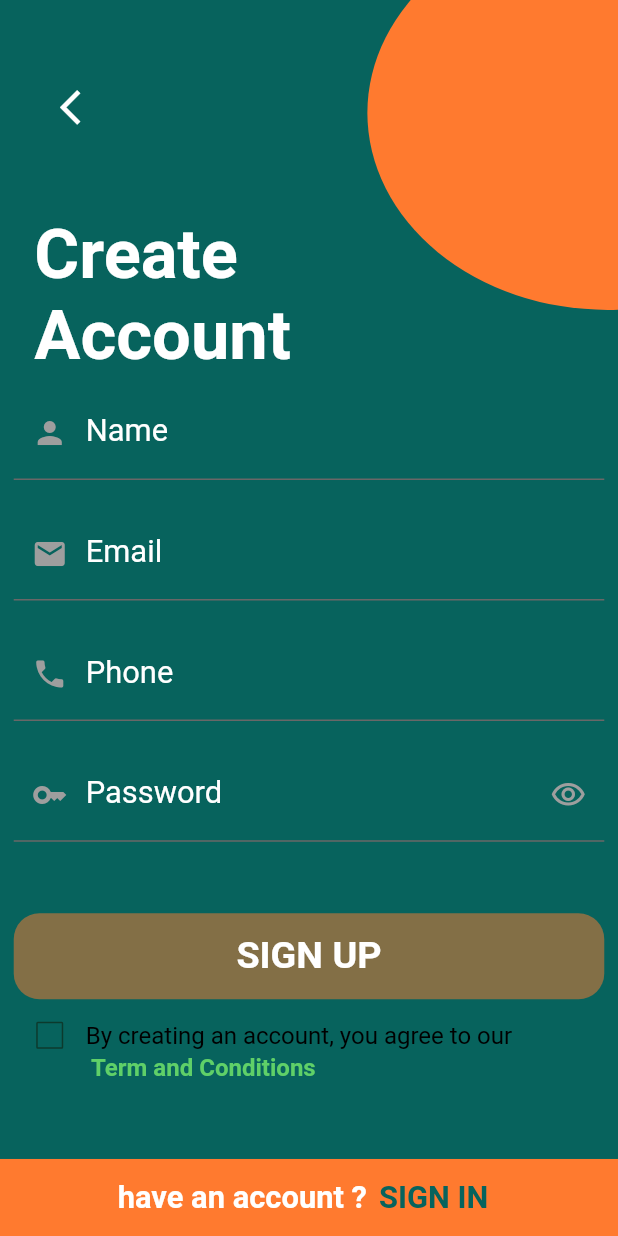
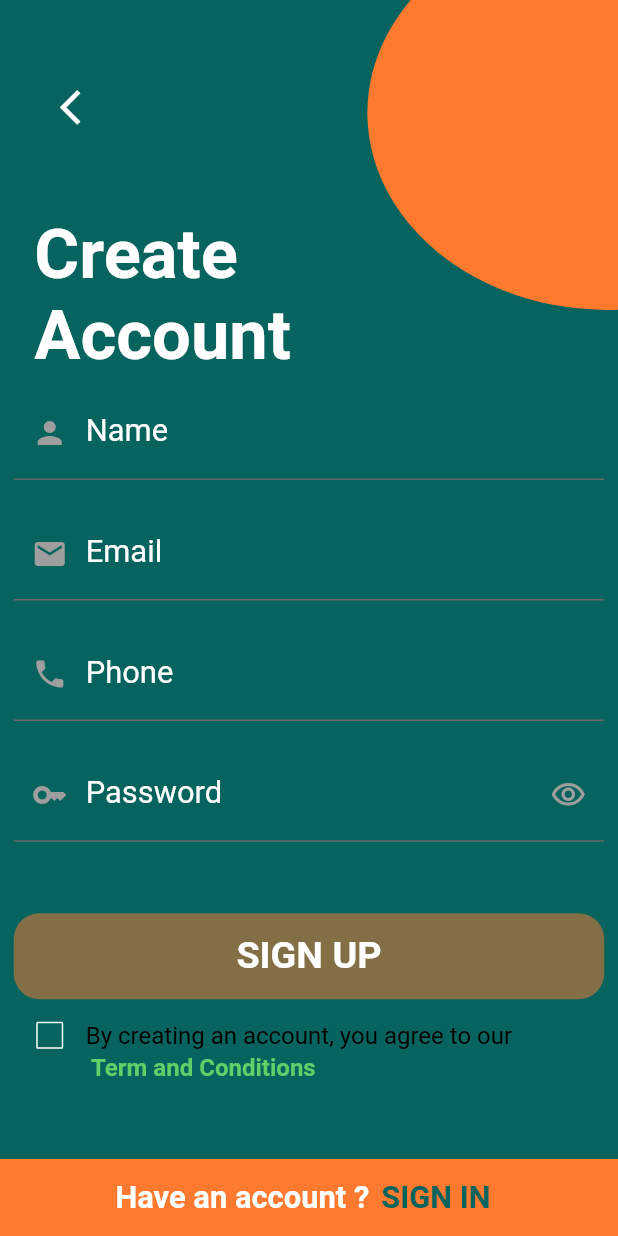
Before and after one commit to HusseinMohamed99/E-Market, a Flutter app: the RegisterScreen screen opened directly, on a phone screen of 412 x 824 dp. Run offline on Flutter 3.47's test engine with Material 2 defaults, Android fonts, the phone set to English and light mode, and no system bars; our stand-ins replace animated_bottom_navigation_bar, awesome_dialog, bloc, cached_network_image, carousel_slider, conditional_builder_null_safety and 9 more; accounts and stored records are empty; network calls fail.

Commit message:
Check Box ✔ Login Screen ✔ Register Screen ✔

```diff
--- a/lib/Screens/login/login_screen.dart
+++ b/lib/Screens/login/login_screen.dart
@@ -238,7 +238,7 @@ class LoginScreen extends StatelessWidget {
                         ),
                         defaultTextButton(
                           function: () {
-                            navigateTo(context, RegisterScreen());
+                            navigateTo(context, const RegisterScreen());
                           },
                           text: 'Sign Up'.toUpperCase(),
                           color: AppMainColors.mainColor,
--- a/lib/Screens/register/register_screen.dart
+++ b/lib/Screens/register/register_screen.dart
@@ -1,10 +1,7 @@
-import 'dart:io';
-
 import 'package:flutter/foundation.dart';
 import 'package:flutter/material.dart';
 import 'package:flutter_bloc/flutter_bloc.dart';
 import 'package:flutter_screenutil/flutter_screenutil.dart';
-import 'package:image_picker/image_picker.dart';
 import 'package:super_marko/Screens/login/login_screen.dart';
 import 'package:super_marko/Screens/register/cubit/cubit.dart';
 import 'package:super_marko/Screens/register/cubit/state.dart';
@@ -19,6 +16,10 @@ import 'package:super_marko/shared/cubit/cubit.dart';
 import 'package:super_marko/shared/styles/colors.dart';
 
 class RegisterScreen extends StatelessWidget {
+  const RegisterScreen({super.key});
+
+  @override
+  Widget build(BuildContext context) {
     final formKey = GlobalKey<FormState>();
 
     final emailController = TextEditingController();
@@ -28,14 +29,6 @@ class RegisterScreen extends StatelessWidget {
     final nameController = TextEditingController();
 
     final phoneController = TextEditingController();
-
-  final File? profileImage;
-  final pickerController = ImagePicker();
-
-  RegisterScreen({super.key, this.profileImage});
-
-  @override
-  Widget build(BuildContext context) {
     return BlocProvider(
       create: (BuildContext context) => RegisterCubit(),
       child: BlocConsumer<RegisterCubit, RegisterState>(
@@ -52,7 +45,6 @@ class RegisterScreen extends StatelessWidget {
               if (kDebugMode) {
                 print(state.loginModel.data!.token);
               }
-
               CacheHelper.saveData(
                       key: "token", value: state.loginModel.data!.token)
                   .then((value) {
@@ -143,7 +135,6 @@ class RegisterScreen extends StatelessWidget {
                               return null;
                             },
                             label: 'Name',
-                            hint: 'Enter your name',
                           ),
                           SizedBox(height: 15.h),
                           DefaultTextFormField(
@@ -157,7 +148,6 @@ class RegisterScreen extends StatelessWidget {
                               return null;
                             },
                             label: 'Email',
-                            hint: 'Enter your email',
                           ),
                           SizedBox(height: 15.h),
                           DefaultTextFormField(
@@ -171,7 +161,6 @@ class RegisterScreen extends StatelessWidget {
                               return null;
                             },
                             label: 'Phone',
-                            hint: 'Enter your phone',
                           ),
                           SizedBox(height: 15.h),
                           DefaultTextFormField(
@@ -190,7 +179,6 @@ class RegisterScreen extends StatelessWidget {
                               return null;
                             },
                             label: 'Password',
-                            hint: 'Enter your password',
                           ),
                           SizedBox(height: 40.h),
                           RegisterCubit.get(context).isCheck
@@ -248,7 +236,7 @@ class RegisterScreen extends StatelessWidget {
                                       .labelLarge!
                                       .copyWith(
                                         height: 0.2,
-                                        color: const Color(0xFF5FD068),
+                                        color: AppMainColors.greenColor,
                                         fontWeight: FontWeight.w700,
                                       ),
                                 ),
@@ -263,12 +251,13 @@ class RegisterScreen extends StatelessWidget {
                   Container(
                     width: double.infinity,
                     height: 43.h,
-                    decoration: const BoxDecoration(color: Color(0xFFFF7A2F)),
+                    decoration:
+                        const BoxDecoration(color: AppMainColors.orangeColor),
                     child: Row(
                       mainAxisAlignment: MainAxisAlignment.center,
                       children: [
                         Text(
-                          'have an account ?',
+                          'Have an account ?',
                           style: Theme.of(context).textTheme.titleLarge,
                         ),
                         defaultTextButton(
@@ -295,7 +284,7 @@ class RegisterScreen extends StatelessWidget {
     var cubit = RegisterCubit.get(context);
     return Checkbox.adaptive(
       side: const BorderSide(
-        color: AppColorsLight.primaryColor,
+        color: AppMainColors.whiteColor,
       ),
       activeColor: AppMainColors.orangeColor,
       value: cubit.isCheck,
--- a/lib/shared/components/check_box.dart
+++ b/lib/shared/components/check_box.dart
@@ -6,7 +6,7 @@ Widget checkBox(BuildContext context) {
   var cubit = LoginCubit.get(context);
   return Checkbox.adaptive(
     side: const BorderSide(
-      color: AppColorsLight.primaryColor,
+      color: AppMainColors.whiteColor,
     ),
     activeColor: AppMainColors.mainColor,
     value: cubit.isCheck,
```
Lines whose indentation alone changed are shown as unchanged.
